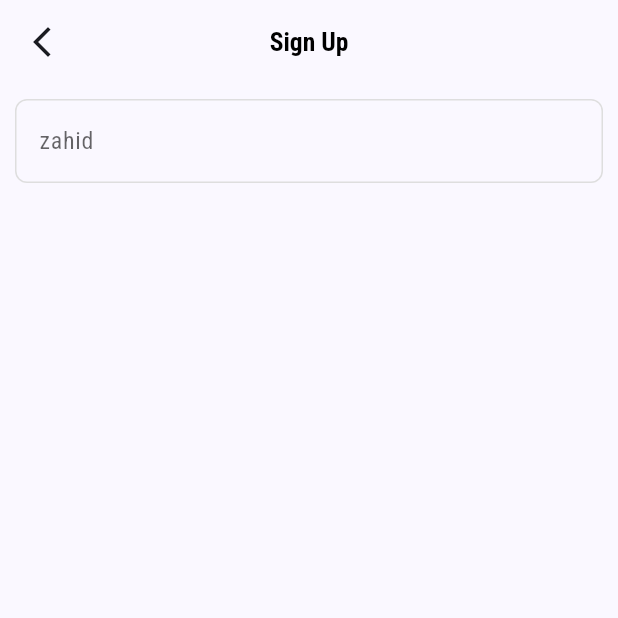
After one commit to ZahidMaqbool0/Doctor-App, a Flutter app: the SignupScreen screen opened directly, on a phone screen of 412 x 824 dp, the top half of it. The commit adds this screen. Run offline on Flutter 3.47's test engine with Material 3 defaults, Android fonts, the phone set to English and light mode, and no system bars.

Commit message:
Day Three

```diff
--- a/lib/assets/colors/my_colors.dart
+++ b/lib/assets/colors/my_colors.dart
@@ -6,10 +6,11 @@ class MyColors {
   static const Color fontHeadingColor = Color(0xFF00003F);
   static const Color fontDescriptionColor = Color(0xFF444444);
 
-  //Indicator Colo
   static const Color graylightColor = Color(0xFFC8C8C8);
   static const Color textLightColor = Color(0xFF444444);
   static const Color textHeadingColor = Color(0xFF00003F);
+
+  static const Color textFieldBorderColor = Color(0xFFDEDEDE);
 
   // simple Colors
   static const Color whiteColor = Color(0xFFFFFFFF);
--- a/lib/main.dart
+++ b/lib/main.dart
@@ -3,12 +3,13 @@ import 'package:doctorapp/provider/onboarding_provider.dart';
 import 'package:doctorapp/screens/onboarding_screens/onboarding_screen.dart';
 import 'package:flutter/material.dart';
 import 'package:provider/provider.dart';
+import 'package:flutter/services.dart';
 
 void main() {
   runApp(
     MultiProvider(
       providers: [
-        ChangeNotifierProvider(create: (context) => OnboardingProvider(),),
+        ChangeNotifierProvider(create: (context) => OnboardingProvider()),
       ],
       child: const MyApp(),
     ),
--- /dev/null
+++ b/lib/screens/authentication_screens/signin_screen.dart
@@ -0,0 +1,15 @@
+import 'package:flutter/material.dart';
+
+class SigninScreen extends StatefulWidget {
+  const SigninScreen({super.key});
+
+  @override
+  State<SigninScreen> createState() => _SigninScreenState();
+}
+
+class _SigninScreenState extends State<SigninScreen> {
+  @override
+  Widget build(BuildContext context) {
+    return Text('Welcome Sign in');
+  }
+}
--- /dev/null
+++ b/lib/screens/authentication_screens/signup_screen.dart
@@ -0,0 +1,49 @@
+import 'package:doctorapp/assets/colors/my_colors.dart';
+import 'package:doctorapp/widgets/custom_text_field.dart';
+import 'package:flutter/material.dart';
+import 'package:flutter/services.dart';
+
+class SignupScreen extends StatefulWidget {
+  const SignupScreen({super.key});
+
+  @override
+  State<SignupScreen> createState() => _SignupScreenState();
+}
+
+class _SignupScreenState extends State<SignupScreen> {
+  //TextEditing Controller
+  TextEditingController nameController = TextEditingController();
+
+  @override
+  Widget build(BuildContext context) {
+    return Scaffold(
+      appBar: AppBar(
+        //backgroundColor: Colors.transparent,
+        leading: IconButton(
+          onPressed: () {},
+          icon: Icon(Icons.arrow_back_ios_new),
+        ),
+        actionsPadding: EdgeInsets.symmetric(vertical: 30),
+        centerTitle: true,
+        title: Text(
+          'Sign Up',
+          textAlign: TextAlign.center,
+          style: TextStyle(
+            color: MyColors.blackColor,
+            fontSize: 17,
+            fontFamily: 'Roboto',
+            fontWeight: FontWeight.w800,
+          ),
+        ),
+      ),
+      body: Padding(
+        padding: const EdgeInsets.all(10),
+        child: CustomTextField(
+          textEditingController: nameController,
+          keyboardType: TextInputType.name,
+          hintText: 'zahid',
+        ),
+      ),
+    );
+  }
+}
--- a/lib/screens/onboarding_screens/onboarding_screen.dart
+++ b/lib/screens/onboarding_screens/onboarding_screen.dart
@@ -18,19 +18,9 @@ class _OnboardingScreenState extends State<OnboardingScreen> {
   Widget build(BuildContext context) {
     //Media Query
     final MediaQueryData mediaQuery = MediaQuery.of(context);
-    // Status Bar Transparent
-    SystemChrome.setSystemUIOverlayStyle(
-      const SystemUiOverlayStyle(
-        statusBarColor: Colors.transparent, // Status bar brightness (optional)
-        statusBarIconBrightness: Brightness.dark, // For Android (dark icons)
-        statusBarBrightness: Brightness.light, // For iOS (dark icons)),
-      ),
-    );
     return Scaffold(
-      backgroundColor: MyColors.whiteColor,
       appBar: AppBar(
         actionsPadding: EdgeInsets.symmetric(horizontal: 10),
-        backgroundColor: Colors.transparent,
         actions: [
           InkWell(
             onTap: () {
@@ -126,7 +116,9 @@ class _OnboardingScreenState extends State<OnboardingScreen> {
                           onTap: () {
                             Navigator.push(
                               (context),
-                              MaterialPageRoute(builder: (context) => SignupScreen()),
+                              MaterialPageRoute(
+                                builder: (context) => SignupScreen(),
+                              ),
                             );
                           },
                           hoverColor: MyColors.graylightColor,
--- /dev/null
+++ b/lib/widgets/custom_text_field.dart
@@ -0,0 +1,54 @@
+import 'package:doctorapp/assets/colors/my_colors.dart';
+import 'package:flutter/material.dart';
+
+class CustomTextField extends StatelessWidget {
+  final TextEditingController textEditingController;
+  final TextInputType keyboardType;
+  final String hintText;
+
+  const CustomTextField({
+    super.key,
+    required this.textEditingController,
+    required this.keyboardType,
+    required this.hintText,
+  });
+
+  @override
+  Widget build(BuildContext context) {
+    return TextField(
+      controller: textEditingController,
+      keyboardType: keyboardType,
+      style: TextStyle(color: MyColors.blackColor),
+      decoration: InputDecoration(
+        hintText: hintText,
+        hintStyle: TextStyle(
+          color: MyColors.blackColor.withAlpha((0.6 * 255).toInt()),
+          fontSize: 16,
+          fontFamily: 'Roboto',
+          fontWeight: FontWeight.normal,
+        ),
+        border: OutlineInputBorder(
+          borderRadius: BorderRadius.circular(8),
+          borderSide: BorderSide(
+            color: MyColors.textFieldBorderColor,
+            width: 1,
+          ),
+        ),
+        focusedBorder: OutlineInputBorder(
+          borderRadius: BorderRadius.circular(8),
+          borderSide: BorderSide(
+            color: MyColors.textFieldBorderColor,
+            width: 1,
+          ),
+        ),
+        enabledBorder: OutlineInputBorder(
+          borderRadius: BorderRadius.circular(8),
+          borderSide: BorderSide(
+            width: 1,
+            color: MyColors.textFieldBorderColor,
+          ),
+        ),
+      ),
+    );
+  }
+}
```
Also changed, not shown: lib/assets/fonts/roboto_condensed_bold.ttf (added), lib/assets/fonts/roboto_condensed_regular.ttf (added), lib/widgets/custom_date_picker_field.dart (added), lib/widgets/custom_dropdown_field.dart (added), lib/widgets/custom_phone_field.dart (added).
